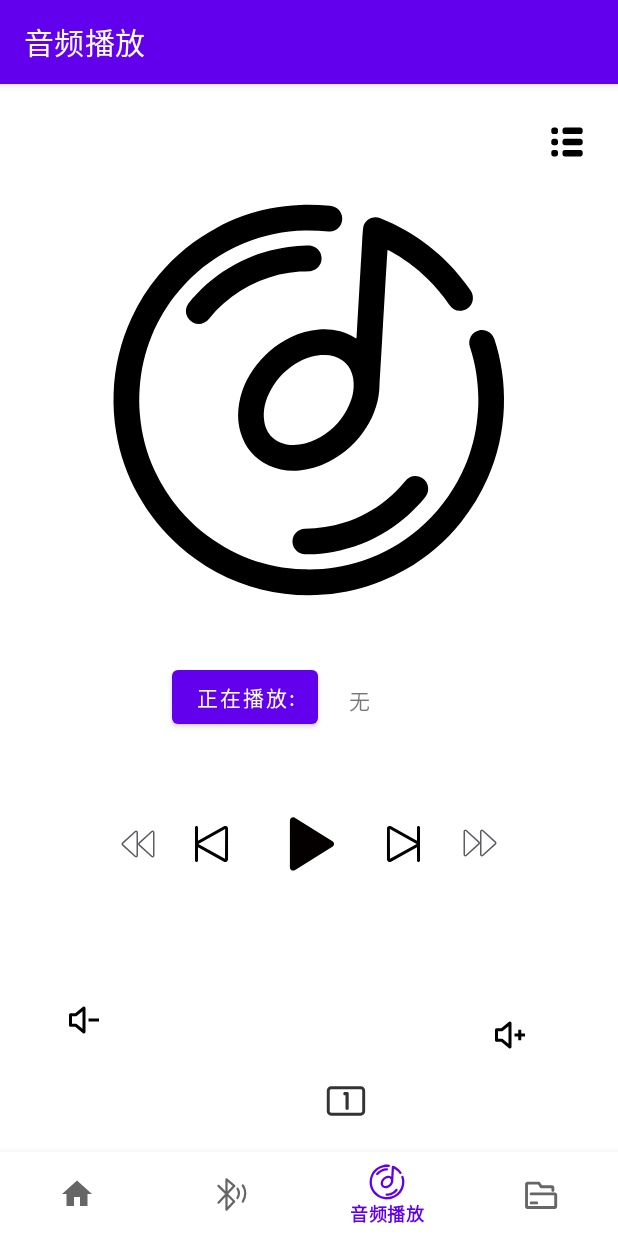
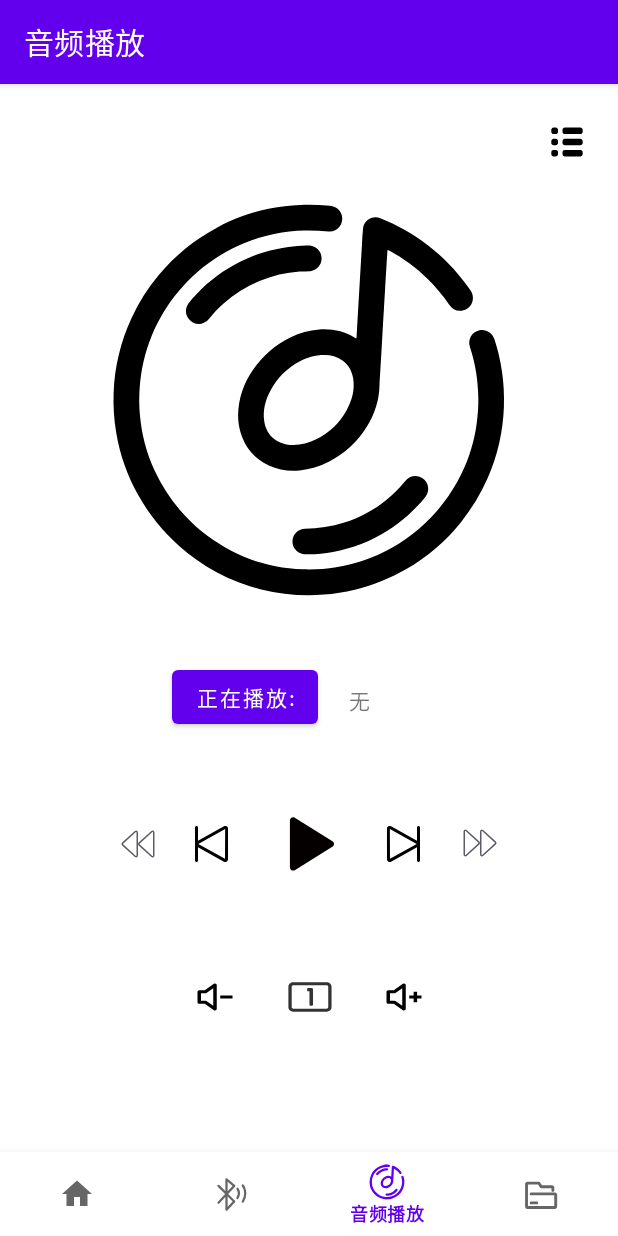
Before and after one commit to HanphoneJan/AiVoice, an Android app: the MusicFragment screen opened through its navigation route, on a phone screen of 412 x 824 dp. Run offline under Robolectric (Android 15) with nearby library versions, the phone set to English and light mode, and no system bars; our stand-ins replace navigation-ui.

Commit message:
界面设计

```diff
--- a/app/src/main/java/com/example/aivoice/ui/music/MusicFragment.java
+++ b/app/src/main/java/com/example/aivoice/ui/music/MusicFragment.java
@@ -6,6 +6,7 @@ import android.view.View;
 import android.view.ViewGroup;
 import android.widget.ArrayAdapter;
 import android.widget.Button;
+import android.widget.ImageButton;
 import android.widget.TextView;
 import android.widget.Toast;
 
@@ -44,8 +45,8 @@ public class MusicFragment extends Fragment {
 
         Button btnSeekBwd = root.findViewById(R.id.btn_seekbwd);
         Button btnFwd = root.findViewById(R.id.btn_seekfwd);
-        Button btnVoludec =root.findViewById(R.id.btn_voludec);
-        Button btnVoluinc =root.findViewById(R.id.btn_voluinc);
+        ImageButton btnVoludec =root.findViewById(R.id.btn_voludec);
+        ImageButton btnVoluinc =root.findViewById(R.id.btn_voluinc);
 
 
 
@@ -78,26 +79,31 @@ public class MusicFragment extends Fragment {
         btnVoludec.setOnClickListener(v -> musicViewModel.decreaseVolume());
         btnVoluinc.setOnClickListener(v -> musicViewModel.increaseVolume());
 
-        //切换播放模式按钮
-        Button btnMode = root.findViewById(R.id.btn_mode);
+        // 切换播放模式按钮
+        ImageButton imgBtnMode = root.findViewById(R.id.imgBtn_mode);
+
         // 定义三个图标的资源 ID
         int[] iconModeResources = {
-                R.drawable.modeoneplay, // 第一个图标
-                R.drawable.modeoneloop, // 第二个图标
-                R.drawable.modelistloop  // 第三个图标
+                R.drawable.modeoneplay, // 第一个图标：顺序播放
+                R.drawable.modeoneloop, // 第二个图标：单曲循环
+                R.drawable.modelistloop // 第三个图标：列表循环
         };
+
         // 计数器，用于记录当前显示的图标索引
-        int[] currentIconIndex = {0}; // 使用数组以便在 Lambda 表达式中修改
+        int[] currentIconIndex = {0}; // 使用数组以便在 Lambda 表达式中修改，直接用整数是不行的
+
         // 初始化按钮图标
-        btnMode.setCompoundDrawablesWithIntrinsicBounds(iconModeResources[currentIconIndex[0]], 0, 0, 0);
-        btnMode.setOnClickListener(v -> {
+        imgBtnMode.setImageResource(iconModeResources[currentIconIndex[0]]);
+
+        imgBtnMode.setOnClickListener(v -> {
             // 切换播放模式
-            if( musicViewModel.togglePlaybackMode()){
+            if (musicViewModel.togglePlaybackMode()) {
                 // 更新图标索引
                 currentIconIndex[0] = (currentIconIndex[0] + 1) % iconModeResources.length;
                 // 设置新的图标
-                btnMode.setCompoundDrawablesWithIntrinsicBounds(iconModeResources[currentIconIndex[0]], 0, 0, 0);
+                imgBtnMode.setImageResource(iconModeResources[currentIconIndex[0]]);
             }
+            // 注意：这里可能还需要处理播放模式切换后的其他逻辑，比如更新 UI 或通知用户
         });
         //音频文件列表
         musicViewModel.getAudList().observe(getViewLifecycleOwner(), this::onChangedFileList);
--- a/app/src/main/java/com/example/aivoice/ui/music/MusicViewModel.java
+++ b/app/src/main/java/com/example/aivoice/ui/music/MusicViewModel.java
@@ -42,6 +42,9 @@ public class MusicViewModel extends ViewModel implements Bluetooth.BluetoothData
             return isPlay;
         }
         isPlay = bluetooth.sendSignal("audplay");
+        if(isPlay){
+            displayTrackName();
+        }
         return isPlay;
     }
 
--- a/app/src/main/res/drawable/modelistloop.xml
+++ b/app/src/main/res/drawable/modelistloop.xml
@@ -1,5 +1,5 @@
 <vector xmlns:android="http://schemas.android.com/apk/res/android"
-    android:width="28dp"
+    android:width="32dp"
     android:height="28dp"
     android:viewportWidth="1024"
     android:viewportHeight="1024">
--- a/app/src/main/res/drawable/modeoneloop.xml
+++ b/app/src/main/res/drawable/modeoneloop.xml
@@ -1,5 +1,5 @@
 <vector xmlns:android="http://schemas.android.com/apk/res/android"
-    android:width="28dp"
+    android:width="32dp"
     android:height="28dp"
     android:viewportWidth="1024"
     android:viewportHeight="1024">
--- a/app/src/main/res/drawable/modeoneplay.xml
+++ b/app/src/main/res/drawable/modeoneplay.xml
@@ -1,5 +1,5 @@
 <vector xmlns:android="http://schemas.android.com/apk/res/android"
-    android:width="32dp"
+    android:width="36dp"
     android:height="32dp"
     android:viewportWidth="1024"
     android:viewportHeight="1024">
--- a/app/src/main/res/drawable/voludec.xml
+++ b/app/src/main/res/drawable/voludec.xml
@@ -1,5 +1,5 @@
 <vector xmlns:android="http://schemas.android.com/apk/res/android"
-    android:width="24dp"
+    android:width="28dp"
     android:height="24dp"
     android:viewportWidth="1024"
     android:viewportHeight="1024">
--- a/app/src/main/res/drawable/voluinc.xml
+++ b/app/src/main/res/drawable/voluinc.xml
@@ -1,5 +1,5 @@
 <vector xmlns:android="http://schemas.android.com/apk/res/android"
-    android:width="24dp"
+    android:width="28dp"
     android:height="24dp"
     android:viewportWidth="1024"
     android:viewportHeight="1024">
--- a/app/src/main/res/layout/fragment_music.xml
+++ b/app/src/main/res/layout/fragment_music.xml
@@ -6,9 +6,6 @@
     android:layout_height="match_parent">
 
     <!-- 居中显示的 ImageView -->
-
-    <!-- 控制界面 -->
-
     <ImageView
         android:id="@+id/imageView"
         android:layout_width="269dp"
@@ -20,6 +17,7 @@
         app:layout_constraintTop_toTopOf="parent"
         app:layout_constraintVertical_bias="0.117" />
 
+    <!-- 播放列表按钮 -->
     <Button
         android:id="@+id/btn_audlist"
         android:layout_width="46dp"
@@ -33,11 +31,7 @@
         app:layout_constraintTop_toTopOf="parent"
         app:layout_constraintVertical_bias="0.023" />
 
-
-    <!-- 播放控制按钮 -->
-
-    <!-- 音量控制和播放模式 -->
-
+    <!-- 当前播放文件信息 -->
     <Button
         android:id="@+id/btn_dispname"
         android:layout_width="wrap_content"
@@ -63,6 +57,7 @@
         app:layout_constraintTop_toTopOf="parent"
         app:layout_constraintVertical_bias="0.582" />
 
+    <!-- 播放控制按钮 -->
     <LinearLayout
         android:id="@+id/linear_play"
         android:layout_width="match_parent"
@@ -71,7 +66,6 @@
         android:gravity="center"
         android:orientation="horizontal"
         app:layout_constraintEnd_toEndOf="parent"
-        app:layout_constraintHorizontal_bias="0.0"
         app:layout_constraintStart_toStartOf="parent"
         app:layout_constraintTop_toBottomOf="@id/btn_dispname">
 
@@ -92,8 +86,7 @@
             android:background="?attr/selectableItemBackgroundBorderless"
             android:backgroundTint="@android:color/transparent"
             android:drawableLeft="@drawable/audprev"
-            android:gravity="center"
-           />
+            android:gravity="center" />
 
         <Button
             android:id="@+id/btn_audplay"
@@ -113,8 +106,7 @@
             android:backgroundTint="@android:color/transparent"
             android:drawableRight="@drawable/audnext"
             android:drawablePadding="8dp"
-            android:gravity="center_vertical|start"
-            />
+            android:gravity="center_vertical|start" />
 
         <Button
             android:id="@+id/btn_seekfwd"
@@ -124,56 +116,52 @@
             android:backgroundTint="@android:color/transparent"
             android:drawableRight="@drawable/seekfwd"
             android:drawablePadding="8dp"
-            android:gravity="center_vertical|start"
-     />
-
+            android:gravity="center_vertical|start" />
     </LinearLayout>
 
+    <!-- 音量控制和播放模式 -->
+    <LinearLayout
+        android:id="@+id/linear_volume_mode"
+        android:layout_width="wrap_content"
+        android:layout_height="wrap_content"
+        android:layout_marginTop="32dp"
+        android:gravity="center"
+        android:orientation="horizontal"
+        app:layout_constraintEnd_toEndOf="parent"
+        app:layout_constraintStart_toStartOf="parent"
+        app:layout_constraintTop_toBottomOf="@id/linear_play">
 
-    <Button
+        <!-- 音量减 -->
+        <ImageButton
             android:id="@+id/btn_voludec"
             android:layout_width="56dp"
             android:layout_height="56dp"
-        android:layout_marginTop="16dp"
-        android:layout_marginEnd="328dp"
             android:background="?attr/selectableItemBackgroundBorderless"
-        android:backgroundTint="@android:color/transparent"
-        android:drawableLeft="@drawable/voludec"
-        android:gravity="center"
-        app:layout_constraintBottom_toBottomOf="parent"
-        app:layout_constraintEnd_toEndOf="parent"
-        app:layout_constraintTop_toBottomOf="@id/linear_play"
-        app:layout_constraintVertical_bias="0.34" />
+            android:scaleType="centerInside"
+            android:src="@drawable/voludec"
+            android:contentDescription="@string/voluinc"/>
 
-    <Button
-        android:id="@+id/btn_mode"
-        android:layout_width="45dp"
-        android:layout_height="0dp"
-        android:layout_marginTop="96dp"
-        android:layout_marginEnd="168dp"
+        <!-- 播放模式 -->
+        <ImageButton
+            android:id="@+id/imgBtn_mode"
+            android:layout_width="70dp"
+            android:layout_height="56dp"
             android:background="?attr/selectableItemBackgroundBorderless"
-        android:backgroundTint="@android:color/transparent"
-        android:drawableLeft="@drawable/modeoneplay"
-        android:gravity="center"
-        app:layout_constraintBottom_toBottomOf="parent"
-        app:layout_constraintEnd_toEndOf="parent"
-        app:layout_constraintTop_toBottomOf="@id/linear_play"
-        app:layout_constraintVertical_bias="0.0" />
+            android:scaleType="centerInside"
+            android:src="@drawable/modeoneplay"
+            android:contentDescription="@string/mode"
+        />
 
-    <Button
+        <!-- 音量加 -->
+        <ImageButton
             android:id="@+id/btn_voluinc"
             android:layout_width="56dp"
             android:layout_height="56dp"
-        android:layout_marginTop="16dp"
-        android:layout_marginEnd="44dp"
             android:background="?attr/selectableItemBackgroundBorderless"
-        android:backgroundTint="@android:color/transparent"
-        android:drawableRight="@drawable/voluinc"
-        android:gravity="center"
-        app:layout_constraintBottom_toBottomOf="parent"
-        app:layout_constraintEnd_toEndOf="parent"
-        app:layout_constraintTop_toBottomOf="@id/linear_play"
-        app:layout_constraintVertical_bias="0.454" />
-
+            android:scaleType="centerInside"
+            android:src="@drawable/voluinc"
+            android:contentDescription="@string/voluinc"
+           />
+    </LinearLayout>
 
 </androidx.constraintlayout.widget.ConstraintLayout>
```
Lines whose indentation alone changed are shown as unchanged.
